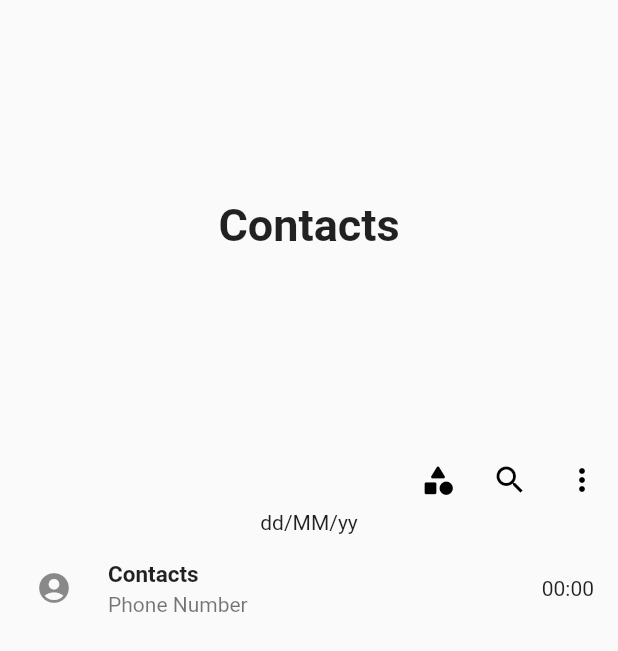
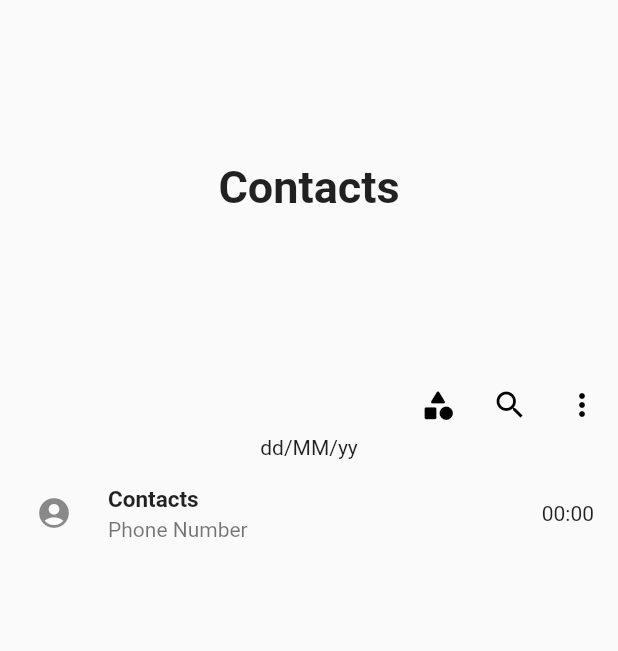
Before and after one commit to PhamLong301/sign_up_app, a Flutter app: the _NearContactScene screen opened directly, on a phone screen of 412 x 824 dp. Shown: the top 651 px of the screen. Run offline on Flutter 3.47's test engine with Material 2 defaults, Android fonts, the phone set to English and light mode, and no system bars; our stand-ins replace internet_connection_checker, permission_handler, shared_preferences; missing offline and left inert: flutter_webrtc, sip_ua; accounts and stored records are empty.

Commit message:
Update near_contacts_scene.dart

```diff
--- a/lib/scene/contact/near_contacts_scene.dart
+++ b/lib/scene/contact/near_contacts_scene.dart
@@ -27,35 +27,44 @@ class _NearContactSceneState extends State<_NearContactScene> {
       body: Column(
         children: [
           Container(
-            height: 300,
+            height: 250,
             alignment: Alignment.center,
-            child: const Text('Contacts',
-            style: TextStyle(
-              fontWeight: FontWeight.bold,
-              fontSize: 30),
+            child: const Text(
+              'Contacts',
+              style: TextStyle(fontWeight: FontWeight.bold, fontSize: 30),
             ),
           ),
           SizedBox(
             height: 40,
             child: Row(
               mainAxisAlignment: MainAxisAlignment.end,
-              children:const [
-                IconButton(onPressed: null,
-                    icon: Icon(Icons.category_rounded,
-                    color: Colors.black,),
+              children: const [
+                IconButton(
+                  onPressed: null,
+                  icon: Icon(
+                    Icons.category_rounded,
+                    color: Colors.black,
                   ),
-                IconButton(onPressed: null,
-                  icon: Icon(Icons.search,
-                    color: Colors.black,),
                 ),
-                IconButton(onPressed: null,
-                  icon: Icon(Icons.more_vert,
-                    color: Colors.black,),
+                IconButton(
+                  onPressed: null,
+                  icon: Icon(
+                    Icons.search,
+                    color: Colors.black,
+                  ),
+                ),
+                IconButton(
+                  onPressed: null,
+                  icon: Icon(
+                    Icons.more_vert,
+                    color: Colors.black,
+                  ),
                 ),
               ],
             ),
           ),
-          Expanded(child: ListView(
+          Expanded(
+              child: ListView(
             children: const [
               NearContactsWidget(),
             ],
```
